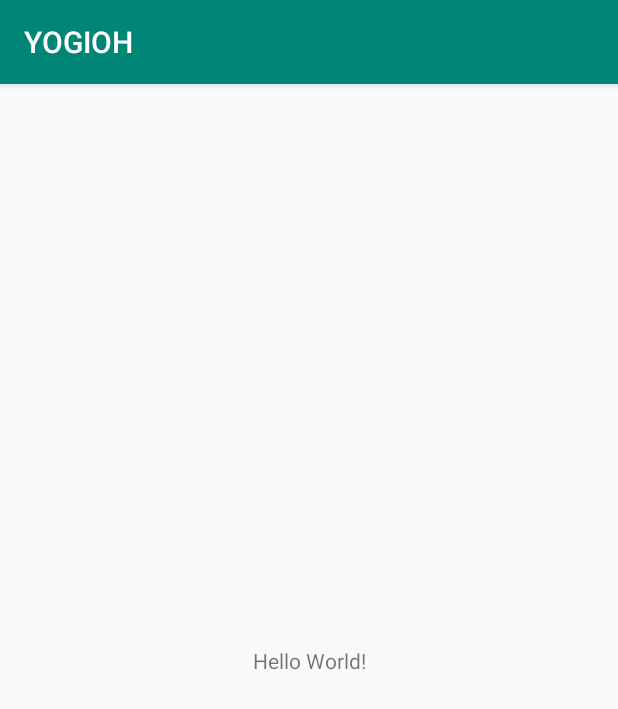
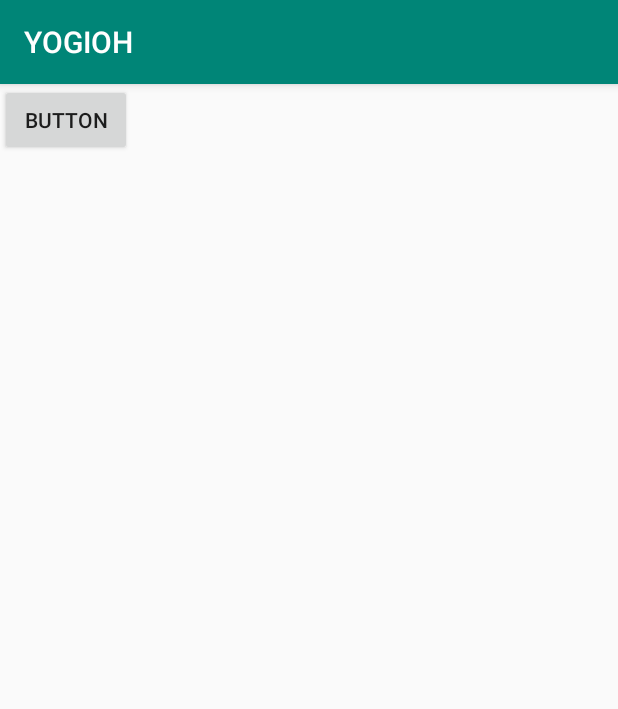
Before and after one commit to deboxta/YoGiOh_CardCollector, an Android app: the screen it shows after launch (MainActivity), on a phone screen of 412 x 824 dp. Shown: the top 709 px of the screen. Run offline under Robolectric (Android 15) with nearby library versions, the phone set to English and light mode, and no system bars.

Commit message:
Setup notification

```diff
--- a/app/build.gradle
+++ b/app/build.gradle
@@ -16,6 +16,10 @@ android {
             proguardFiles getDefaultProguardFile('proguard-android-optimize.txt'), 'proguard-rules.pro'
         }
     }
+    compileOptions {
+        sourceCompatibility = '1.8'
+        targetCompatibility = '1.8'
+    }
 }
 
 dependencies {
@@ -31,5 +35,6 @@ dependencies {
     implementation "androidx.room:room-runtime:$room_version"
     annotationProcessor "androidx.room:room-compiler:$room_version"
     testImplementation "androidx.room:room-testing:$room_version"
+    implementation 'androidx.recyclerview:recyclerview:1.0.0'
 
 }
--- a/app/src/main/AndroidManifest.xml
+++ b/app/src/main/AndroidManifest.xml
@@ -1,5 +1,6 @@
 <?xml version="1.0" encoding="utf-8"?>
 <manifest xmlns:android="http://schemas.android.com/apk/res/android"
+    xmlns:tools="http://schemas.android.com/tools"
     package="ca.csf.mobile1.yogioh">
 
     <uses-permission android:name="android.permission.NFC" />
@@ -10,7 +11,8 @@
         android:label="@string/app_name"
         android:roundIcon="@mipmap/ic_launcher_round"
         android:supportsRtl="true"
-        android:theme="@style/AppTheme">
+        android:theme="@style/AppTheme"
+        tools:ignore="GoogleAppIndexingWarning">
         <activity android:name=".MainActivity">
             <intent-filter>
                 <action android:name="android.intent.action.MAIN" />
--- a/app/src/main/java/ca/csf/mobile1/yogioh/MainActivity.java
+++ b/app/src/main/java/ca/csf/mobile1/yogioh/MainActivity.java
@@ -1,16 +1,68 @@
 package ca.csf.mobile1.yogioh;
 
 import androidx.appcompat.app.AppCompatActivity;
+import androidx.core.app.NotificationCompat;
+import androidx.core.app.NotificationManagerCompat;
 
+import android.app.Notification;
+import android.app.NotificationChannel;
+import android.app.NotificationManager;
+import android.os.Build;
 import android.os.Bundle;
+import android.view.View;
+import android.widget.Button;
 
 public class MainActivity extends AppCompatActivity
 {
+
+    Button button;
+    public static final String CHANNEL_ID = "channel";
+    private NotificationManagerCompat notificationManagerCompat;
+    Notification notification;
 
     @Override
     protected void onCreate(Bundle savedInstanceState)
     {
         super.onCreate(savedInstanceState);
         setContentView(R.layout.activity_main);
+
+        button = findViewById(R.id.button);
+        button.setOnClickListener(this::sendNotification);
+
+        createNotification();
+        notificationBuild();
+    }
+
+    private void notificationBuild()
+    {
+        notificationManagerCompat = NotificationManagerCompat.from(this);
+        notification = new NotificationCompat.Builder(this, CHANNEL_ID)
+                .setSmallIcon(R.mipmap.ic_launcher)
+                .setContentTitle("Une notification")
+                .setPriority(NotificationCompat.PRIORITY_HIGH)
+                .setCategory(NotificationCompat.CATEGORY_MESSAGE)
+                .build();
+    }
+    private void sendNotification(View view)
+    {
+        notificationManagerCompat.notify(2, notification);
+    }
+
+    private void createNotification()
+    {
+        if (Build.VERSION.SDK_INT >= Build.VERSION_CODES.O)
+        {
+            NotificationChannel channel = new NotificationChannel(
+                    CHANNEL_ID,
+                    "Channel",
+                    NotificationManager.IMPORTANCE_HIGH
+            );
+
+            channel.setDescription("This is a notification");
+            channel.shouldVibrate();
+
+            NotificationManager manager = getSystemService(NotificationManager.class);
+            manager.createNotificationChannel(channel);
+        }
     }
 }
--- a/app/src/main/res/layout/activity_main.xml
+++ b/app/src/main/res/layout/activity_main.xml
@@ -6,13 +6,11 @@
     android:layout_height="match_parent"
     tools:context=".MainActivity">
 
-    <TextView
+    <Button
+        android:id="@+id/button"
         android:layout_width="wrap_content"
         android:layout_height="wrap_content"
-        android:text="Hello World!"
-        app:layout_constraintBottom_toBottomOf="parent"
-        app:layout_constraintLeft_toLeftOf="parent"
-        app:layout_constraintRight_toRightOf="parent"
-        app:layout_constraintTop_toTopOf="parent" />
-
+        android:text="Button"
+        tools:layout_editor_absoluteX="161dp"
+        tools:layout_editor_absoluteY="341dp" />
 </androidx.constraintlayout.widget.ConstraintLayout>
```
